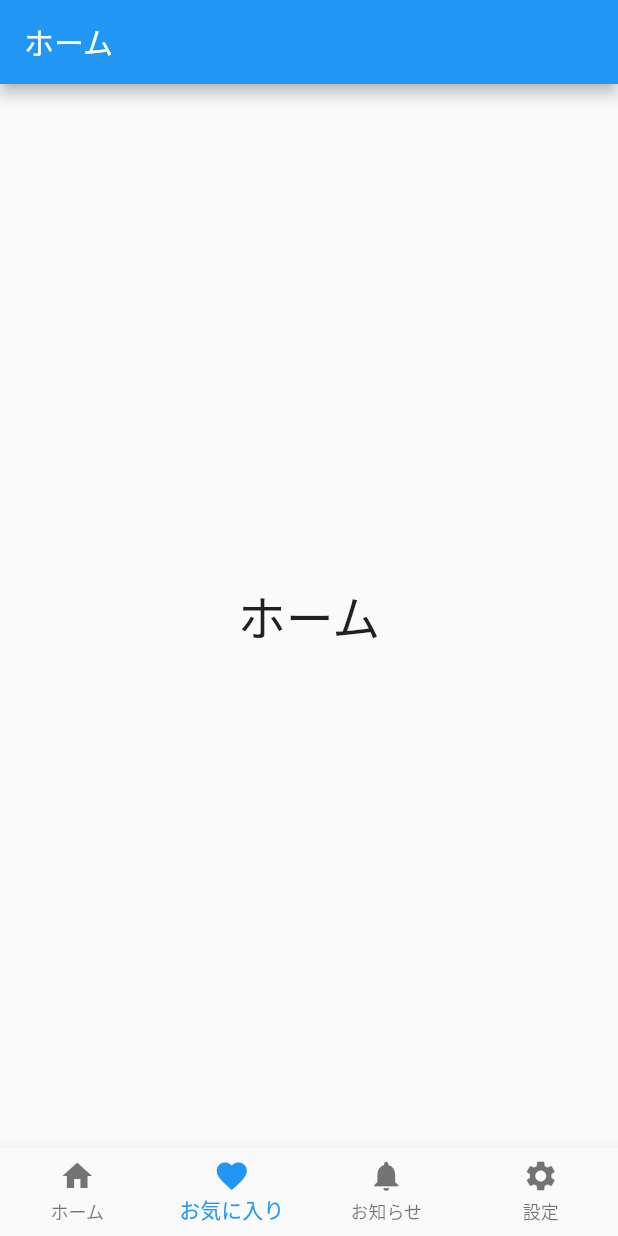
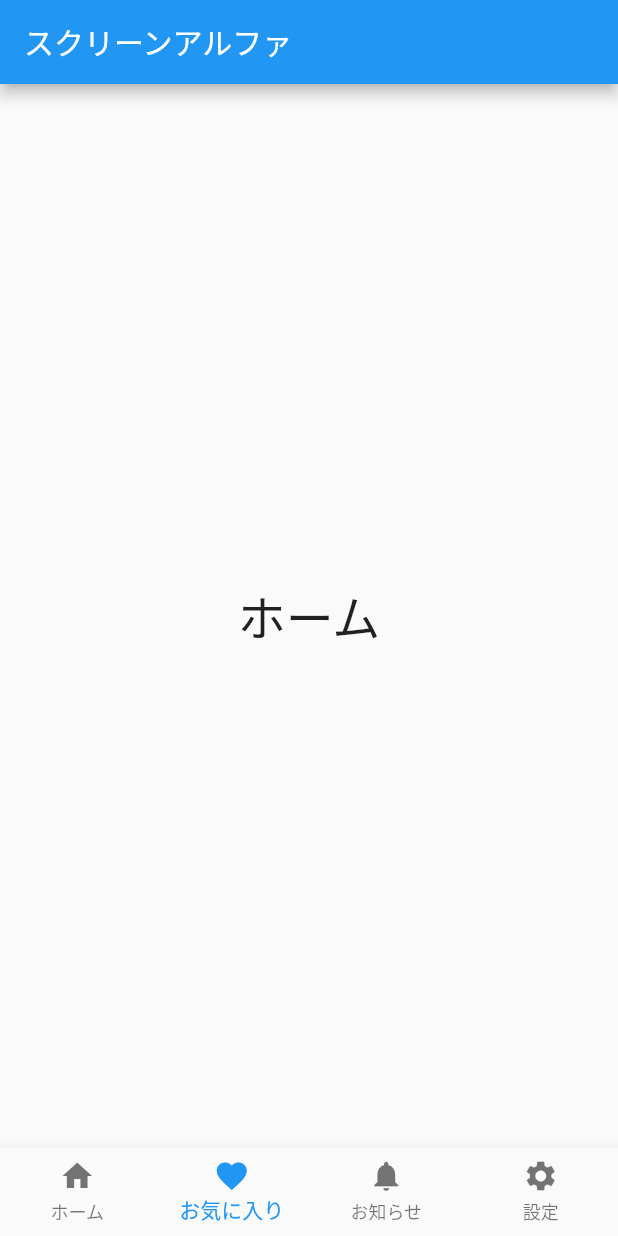
Before and after one commit to hotkyou/creampapa, a Flutter app: the screen it shows after launch, item 2 of the bottom bar chosen, on a phone screen of 412 x 824 dp. Run offline on Flutter 3.47's test engine with Material 2 defaults, Android fonts, the phone set to English and light mode, and no system bars.

Commit message:
add-ChangeText

```diff
--- a/lib/screens/screen_alpha.dart
+++ b/lib/screens/screen_alpha.dart
@@ -7,7 +7,7 @@ class ScreenAlpha extends StatelessWidget {
   Widget build(BuildContext context) {
     return Scaffold(
         appBar: AppBar(
-          title: const Text('ホーム'),
+          title: const Text('スクリーンアルファ'),
         ),
         body: const Center(
           child: Text(
--- a/lib/screens/screen_beta.dart
+++ b/lib/screens/screen_beta.dart
@@ -7,7 +7,7 @@ class ScreenBeta extends StatelessWidget {
   Widget build(BuildContext context) {
     return Scaffold(
         appBar: AppBar(
-          title: const Text('ホーム'),
+          title: const Text('スクリーンベータ'),
         ),
         body: const Center(
           child: Text(
--- a/lib/screens/setting.dart
+++ b/lib/screens/setting.dart
@@ -7,7 +7,7 @@ class SettingScreen extends StatelessWidget {
   Widget build(BuildContext context) {
     return Scaffold(
         appBar: AppBar(
-          title: const Text('ホーム'),
+          title: const Text('設定'),
         ),
         body: const Center(
           child: Text(
```
